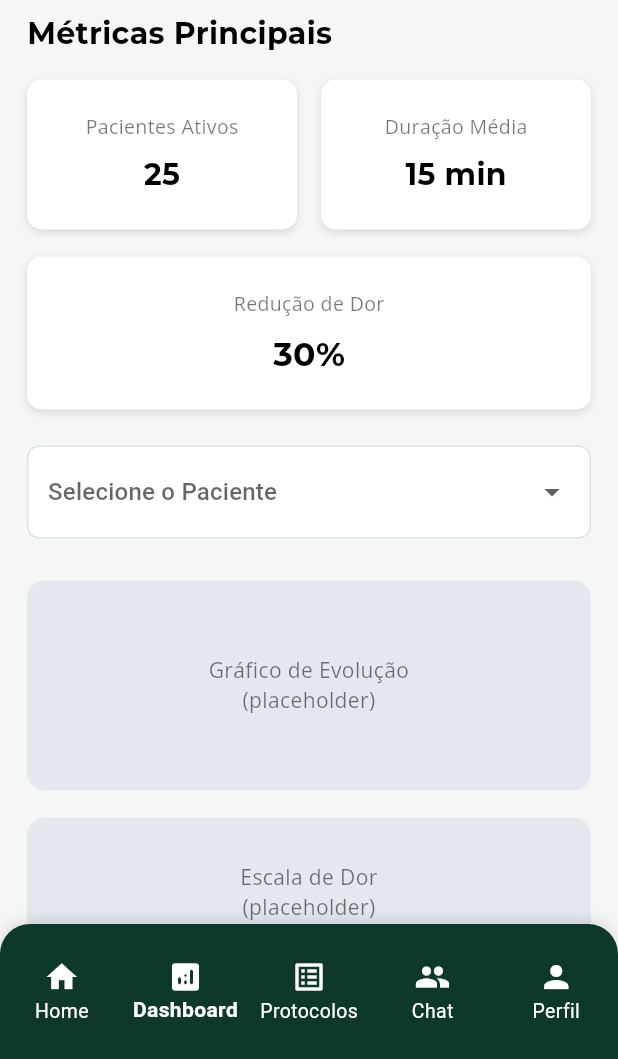
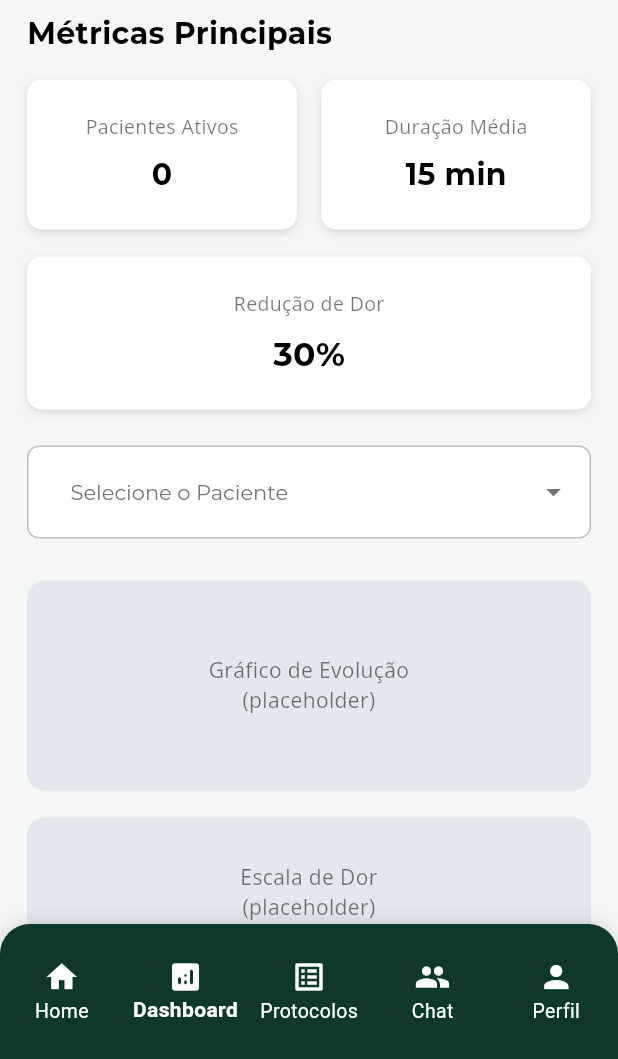
Before and after one commit to RafaelBertasso/OmbroPlus, a Flutter app: the DoctorDashboardPage screen opened by its route, on a phone screen of 412 x 824 dp, the part 177-1236 px from its top. Run offline on Flutter 3.47's test engine with Material 3 defaults, Android fonts, the phone set to English and light mode, and no system bars; drawn by our look-alikes of dropdown_button2; our stand-ins replace cloud_firestore, firebase_auth, firebase_core, fl_chart, flutter_dotenv, google_fonts and 1 more; accounts and stored records are empty.

Commit message:
Integração do firebase no dashboard e criação do componente de dropdown

```diff
--- /dev/null
+++ b/lib/components/patient.dropdown.dart
@@ -0,0 +1,95 @@
+import 'package:cloud_firestore/cloud_firestore.dart';
+import 'package:dropdown_button2/dropdown_button2.dart';
+import 'package:flutter/material.dart';
+import 'package:google_fonts/google_fonts.dart';
+
+class PatientDropdown extends StatefulWidget {
+  final Function(String?) onPatientSelected;
+  final String? selectedPatient;
+  const PatientDropdown({
+    super.key,
+    required this.onPatientSelected,
+    this.selectedPatient,
+  });
+
+  @override
+  State<PatientDropdown> createState() => _PatientDropdownState();
+}
+
+class _PatientDropdownState extends State<PatientDropdown> {
+  List<Map<String, String>> patients = [];
+
+  @override
+  Widget build(BuildContext context) {
+    return StreamBuilder<QuerySnapshot>(
+      stream: FirebaseFirestore.instance
+          .collection('users')
+          .where('role', isEqualTo: 'paciente')
+          .snapshots(),
+      builder: (context, snapshot) {
+        if (snapshot.connectionState == ConnectionState.waiting) {
+          return CircularProgressIndicator(color: Color(0xFF0E382C));
+        } else if (snapshot.hasError) {
+          return Text(
+            'Erro ao carregar pacientes',
+            style: GoogleFonts.montserrat(
+              fontSize: 16,
+              color: Colors.grey[700],
+            ),
+          );
+        }
+        patients =
+            snapshot.data?.docs
+                .map((doc) => {'id': doc.id, 'nome': doc['nome'] as String})
+                .toList() ??
+            [];
+
+        final validId = patients.map((p) => p['id']).toList();
+        final currentValue = validId.contains(widget.selectedPatient)
+            ? widget.selectedPatient
+            : null;
+        return Container(
+          padding: EdgeInsets.symmetric(horizontal: 12, vertical: 6),
+          decoration: BoxDecoration(
+            border: Border.all(color: Colors.black26),
+            borderRadius: BorderRadius.circular(8),
+            color: Colors.white,
+          ),
+          child: DropdownButtonHideUnderline(
+            child: DropdownButton2<String>(
+              dropdownStyleData: DropdownStyleData(
+                decoration: BoxDecoration(
+                  color: Color(0xFFF4F7F6),
+                ),
+              ),
+              isExpanded: true,
+              value: currentValue,
+              hint: Text(
+                'Selecione o Paciente',
+                style: GoogleFonts.montserrat(
+                  fontSize: 14,
+                  color: Colors.grey[600],
+                ),
+              ),
+              underline: SizedBox(),
+              iconStyleData: IconStyleData(
+                icon: Icon(Icons.arrow_drop_down, color: Colors.black54),
+              ),
+              style: GoogleFonts.openSans(fontSize: 14, color: Colors.black87),
+              items: patients.map((patient) {
+                return DropdownMenuItem<String>(
+                  value: patient['id'],
+                  child: Text(
+                    patient['nome'] ?? '',
+                    style: GoogleFonts.openSans(),
+                  ),
+                );
+              }).toList(),
+              onChanged: widget.onPatientSelected,
+            ),
+          ),
+        );
+      },
+    );
+  }
+}
--- a/lib/screens/doctor/doctor.dashboard.page.dart
+++ b/lib/screens/doctor/doctor.dashboard.page.dart
@@ -2,6 +2,8 @@ import 'package:Ombro_Plus/components/app.logo.dart';
 import 'package:Ombro_Plus/components/doctor.navbar.dart';
 import 'package:Ombro_Plus/components/metric.card.dart';
 import 'package:Ombro_Plus/components/metric.large.card.dart';
+import 'package:Ombro_Plus/components/patient.dropdown.dart';
+import 'package:cloud_firestore/cloud_firestore.dart';
 import 'package:flutter/material.dart';
 import 'package:google_fonts/google_fonts.dart';
 
@@ -15,7 +17,6 @@ class DoctorDashboardPage extends StatefulWidget {
 class _DoctorDashboardPageState extends State<DoctorDashboardPage> {
   final int _selectedIndex = 1;
   String? selectedPatient;
-  final List<String> patients = ['Patient 1', 'Patient 2', 'Patient 3'];
 
   void _onTabTapped(int index) {
     if (index == _selectedIndex) return;
@@ -61,7 +62,32 @@ class _DoctorDashboardPageState extends State<DoctorDashboardPage> {
                   SizedBox(height: 16),
                   Row(
                     children: [
-                      MetricCard(title: 'Pacientes Ativos', value: '25'),
+                      FutureBuilder<QuerySnapshot>(
+                        future: FirebaseFirestore.instance
+                            .collection('users')
+                            .where('role', isEqualTo: 'paciente')
+                            .get(),
+                        builder: (context, snapshot) {
+                          if (snapshot.connectionState ==
+                              ConnectionState.waiting) {
+                            return MetricCard(
+                              title: 'Pacientes Ativos',
+                              value: '...',
+                            );
+                          } else if (snapshot.hasError) {
+                            return MetricCard(
+                              title: 'Pacientes Ativos',
+                              value: 'Erro',
+                            );
+                          } else {
+                            final count = snapshot.data?.docs.length ?? 0;
+                            return MetricCard(
+                              title: 'Pacientes Ativos',
+                              value: count.toString(),
+                            );
+                          }
+                        },
+                      ),
                       SizedBox(width: 16),
                       MetricCard(title: 'Duração Média', value: '15 min'),
                     ],
@@ -69,28 +95,13 @@ class _DoctorDashboardPageState extends State<DoctorDashboardPage> {
                   SizedBox(height: 12),
                   MetricLargeCard(title: 'Redução de Dor', value: '30%'),
                   SizedBox(height: 18),
-                  Container(
-                    padding: EdgeInsets.symmetric(horizontal: 13, vertical: 6),
-                    decoration: BoxDecoration(
-                      border: Border.all(color: Color(0xFFD9E3E8)),
-                      borderRadius: BorderRadius.circular(8),
-                      color: Colors.white,
-                    ),
-                    child: DropdownButton<String>(
-                      isExpanded: true,
-                      hint: const Text('Selecione o Paciente'),
-                      value: selectedPatient,
-                      underline: SizedBox(),
-                      items: patients.map((String value) {
-                        return DropdownMenuItem<String>(
-                          value: value,
-                          child: Text(value, style: GoogleFonts.openSans()),
-                        );
-                      }).toList(),
-                      onChanged: (value) => setState(() {
-                        selectedPatient = value;
-                      }),
-                    ),
+                  PatientDropdown(
+                    selectedPatient: selectedPatient,
+                    onPatientSelected: (String? id) {
+                      setState(() {
+                        selectedPatient = id;
+                      });
+                    },
                   ),
                   SizedBox(height: 28),
                   // Placeholder: Gráfico de evolução
--- a/lib/screens/doctor/doctor.home.page.dart
+++ b/lib/screens/doctor/doctor.home.page.dart
@@ -154,6 +154,7 @@ class _DoctorHomePageState extends State<DoctorHomePage> {
                       ],
                     ),
                     SizedBox(height: 60),
+                    //TODO: Trocar essa parte
                     Text(
                       'Principais Notícias de Hoje',
                       style: GoogleFonts.montserrat(
@@ -163,7 +164,6 @@ class _DoctorHomePageState extends State<DoctorHomePage> {
                       ),
                     ),
                     SizedBox(height: 18),
-                    //TODO = Consertar feed de notícias
                     PhysioNewsFeed(apiKey: apiKey),
                   ],
                 ),
--- a/pubspec.yaml
+++ b/pubspec.yaml
@@ -21,7 +21,7 @@ dependencies:
   url_launcher: ^6.3.2
   flutter_dotenv: ^6.0.0
   fl_chart: ^1.1.0
-
+  dropdown_button2: ^2.3.9
 dev_dependencies:
   flutter_test:
     sdk: flutter
```
Also changed, not shown: pubspec.lock.
